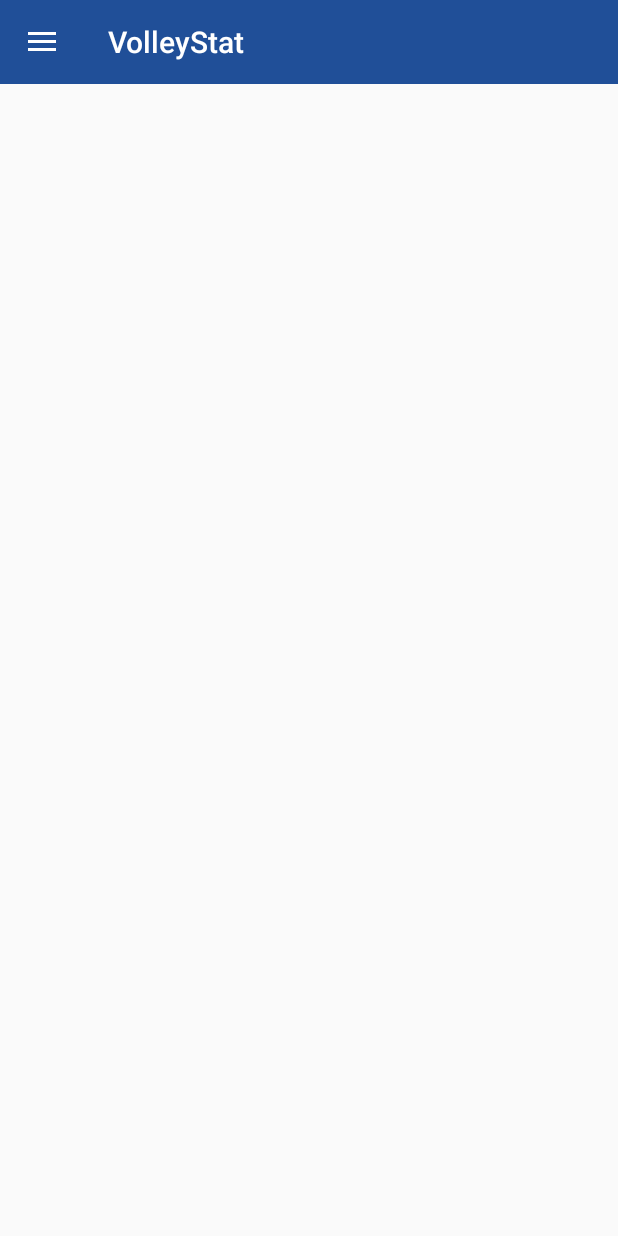
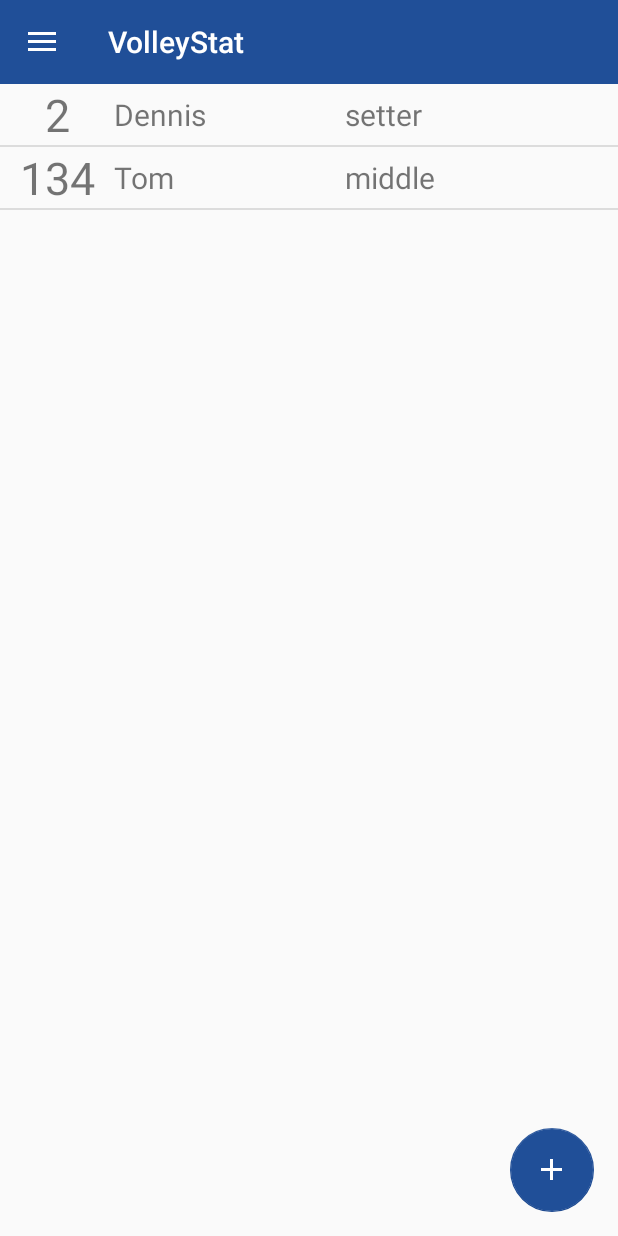
Before and after one commit to dennism1997/VolleyStat, an Android app: the screen it shows after launch (MainActivity), on a phone screen of 412 x 824 dp. Run offline under Robolectric (Android 15) with nearby library versions, the phone set to English and light mode, and no system bars.

Commit message:
added view for myTeam

```diff
--- a/app/src/main/java/Fragments/FragmentTeam.java
+++ b/app/src/main/java/Fragments/FragmentTeam.java
@@ -17,6 +17,10 @@ import android.widget.Button;
 import android.widget.ListView;
 import android.widget.Toast;
 
+import java.util.ArrayList;
+
+import Identities.Player;
+import Identities.TeamViewAdapter;
 import moumou.com.volleystat.R;
 
 /**
@@ -27,9 +31,9 @@ public class FragmentTeam extends Fragment{
     DrawerLayout coordinatorLayout;
     FloatingActionButton addPlayerButton;
     ListView playerListView;
-    ArrayAdapter<String> playerListAdapter;
+    TeamViewAdapter playerListAdapter;
 
-    String[] playerArray;
+    ArrayList<Player> playerArray;
 
     @Nullable
     @Override
@@ -42,14 +46,13 @@ public class FragmentTeam extends Fragment{
         super.onViewCreated(view, savedInstanceState);
         setFAB(view);
 
-        playerArray = new String[3];
-        playerArray[0] = "hoi";
-        playerArray[1] = "hoi2";
+        playerArray = new ArrayList<Player>();
+        playerArray.add(new Player(2, "Dennis", Player.Position.SETTER, true));
+        playerArray.add(new Player(134, "Tom", Player.Position.MIDDLE, true));
 
 
         playerListView = (ListView) view.findViewById(R.id.playerListView);
-        playerListAdapter = new ArrayAdapter<String>(view.getContext(),
-                android.R.layout.simple_list_item_1, playerArray);
+        playerListAdapter = new TeamViewAdapter(view.getContext(), playerArray);
         playerListView.setAdapter(playerListAdapter);
 
     }
@@ -68,6 +71,9 @@ public class FragmentTeam extends Fragment{
 
                 Toast toast = Toast.makeText(context, text, duration);
                 toast.show();
+
+
+                //playerListView.setAdapter(playerListAdapter);
             }
         });
     }
--- a/app/src/main/java/Identities/Player.java
+++ b/app/src/main/java/Identities/Player.java
@@ -5,7 +5,7 @@ package Identities;
  */
 public class Player {
 
-    public static enum Position{MIDDLE, OUTSIDE, SETTER, OPPOSITE, LIBERO};
+    public enum Position{MIDDLE, OUTSIDE, SETTER, OPPOSITE, LIBERO};
     private int number;
     private String name;
     private Position position;
--- /dev/null
+++ b/app/src/main/java/Identities/TeamViewAdapter.java
@@ -0,0 +1,42 @@
+package Identities;
+
+import android.content.Context;
+import android.view.LayoutInflater;
+import android.view.View;
+import android.view.ViewGroup;
+import android.widget.ArrayAdapter;
+import android.widget.TextView;
+
+import java.util.ArrayList;
+
+import moumou.com.volleystat.R;
+
+/**
+ * Created by dennis on 05-07-16.
+ */
+public class TeamViewAdapter extends ArrayAdapter<Player>{
+
+    public TeamViewAdapter(Context context, ArrayList<Player> playerArrayList){
+        super(context, 0, playerArrayList);
+    }
+
+    @Override
+    public View getView(int position, View convertView, ViewGroup parent) {
+        // Get the data item for this position
+        Player player = getItem(position);
+        // Check if an existing view is being reused, otherwise inflate the view
+        if (convertView == null) {
+            convertView = LayoutInflater.from(getContext()).inflate(R.layout.listview_item, parent, false);
+        }
+        // Lookup view for data population
+        TextView playerName = (TextView) convertView.findViewById(R.id.playerName);
+        TextView playerNumber = (TextView) convertView.findViewById(R.id.playerNumber);
+        TextView playerPosition = (TextView) convertView.findViewById(R.id.PlayerPosition);
+        // Populate the data into the template view using the data object
+        playerName.setText(player.getName());
+        playerNumber.setText(String.valueOf(player.getNumber()));
+        playerPosition.setText(player.getPosition().toString().toLowerCase());
+        // Return the completed view to render on screen
+        return convertView;
+    }
+}
--- a/app/src/main/java/moumou/com/volleystat/MainActivity.java
+++ b/app/src/main/java/moumou/com/volleystat/MainActivity.java
@@ -49,6 +49,18 @@ public class MainActivity extends AppCompatActivity {
         nvDrawer = (NavigationView) findViewById(R.id.nvView);
         // Setup drawer view
         setupDrawerContent(nvDrawer);
+
+        Class temp2 = FragmentTeam.class;
+        Fragment temp = null;
+
+        try {
+            temp = (Fragment) temp2.newInstance();
+        } catch (Exception e) {
+            e.printStackTrace();
+        }
+        FragmentManager fragmentManager = getSupportFragmentManager();
+        fragmentManager.beginTransaction().replace(R.id.flContent, temp).commit();
+
 
     }
 
--- /dev/null
+++ b/app/src/main/res/layout/listview_item.xml
@@ -0,0 +1,56 @@
+<?xml version="1.0" encoding="utf-8"?>
+<TableLayout xmlns:android="http://schemas.android.com/apk/res/android"
+    android:layout_width="fill_parent"
+    android:layout_height="match_parent"
+    >
+
+    <TableRow
+        android:layout_width="fill_parent"
+        android:layout_height="wrap_content"
+        android:fitsSystemWindows="true">
+
+        <RelativeLayout
+            android:layout_width="fill_parent"
+            android:layout_height="wrap_content">
+
+            <LinearLayout
+                android:orientation="horizontal"
+                android:layout_width="65dp"
+                android:layout_height="wrap_content"
+                android:id="@+id/playerNumberWrapper"
+                android:layout_marginLeft="5dp"
+                android:layout_marginRight="5dp">
+
+                <TextView
+                android:layout_width="fill_parent"
+                android:layout_height="fill_parent"
+                android:id="@+id/playerNumber"
+                android:text="0"
+                android:textSize="30sp"
+                    android:gravity="center" />
+            </LinearLayout>
+
+            <TextView
+            android:id="@+id/playerName"
+            android:layout_width="wrap_content"
+            android:layout_height="wrap_content"
+            android:textSize="20sp"
+            android:text="NoName"
+            android:layout_gravity="center_vertical"
+            android:layout_toRightOf="@+id/playerNumberWrapper"
+            android:layout_centerVertical="true" />
+
+        <TextView
+            android:id="@+id/PlayerPosition"
+            android:layout_width="fill_parent"
+            android:layout_height="wrap_content"
+            android:textSize="20sp"
+            android:text="NoPosition"
+            android:layout_marginLeft="230dp"
+            android:layout_centerVertical="true" />
+            <!--android:layout_centerVertical="true"-->
+
+        </RelativeLayout>
+
+    </TableRow>
+</TableLayout>
```
